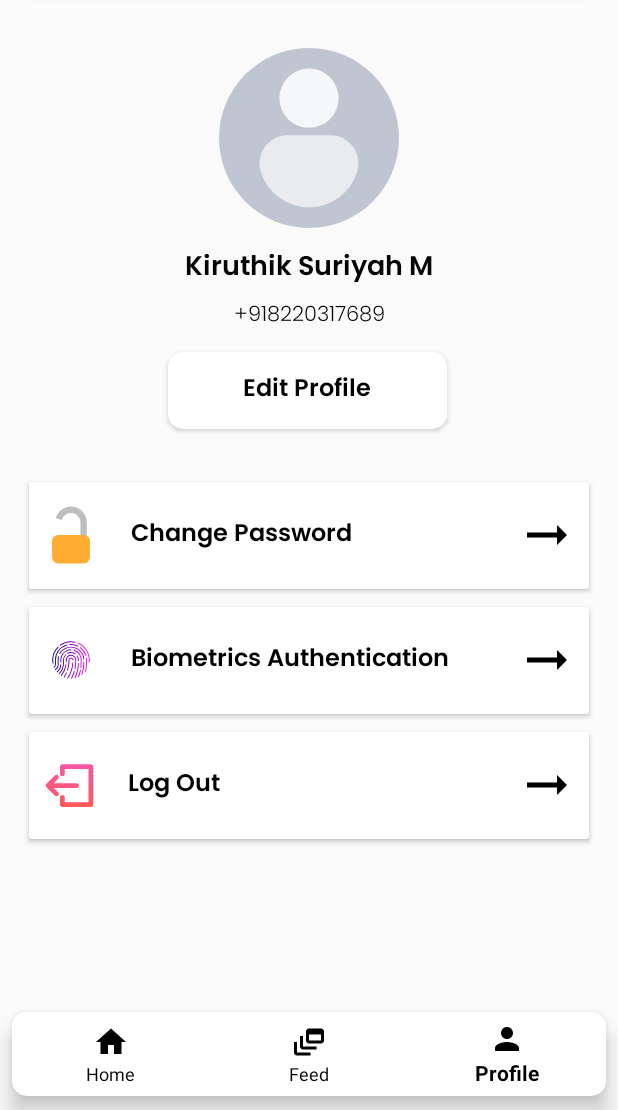
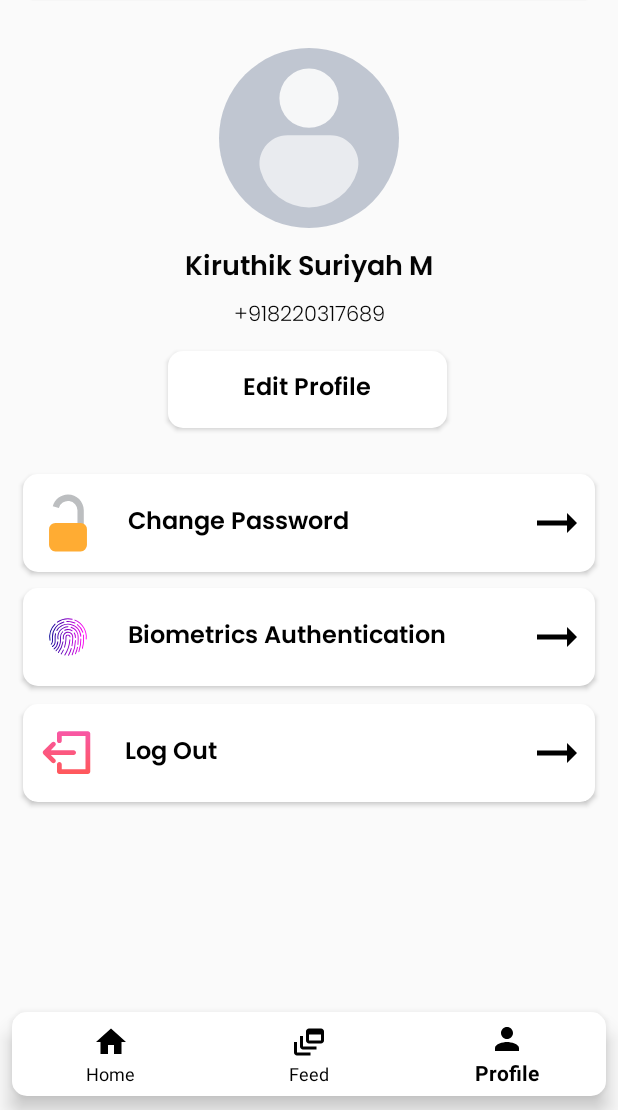
Before and after one commit to Kiruthik-coder/SecureSphere, an Android app: the HomeFragment screen opened directly, with no data from a screen before it, item 3 of the bottom bar chosen, on a phone screen of 412 x 824 dp, the part 126-1236 px from its top. Run offline under Robolectric (Android 15) with nearby library versions, the phone set to English and light mode, and no system bars.

Commit message:
Minor UI Changes

```diff
--- a/app/src/main/res/layout/fragment_profile.xml
+++ b/app/src/main/res/layout/fragment_profile.xml
@@ -59,18 +59,21 @@
             app:layout_constraintHorizontal_bias="0.497"
             app:layout_constraintStart_toStartOf="parent"
             app:layout_constraintTop_toBottomOf="@+id/textView13"
-            app:layout_constraintVertical_bias="0.148" />
+            app:layout_constraintVertical_bias="0.0" />
 
         <Button
             android:id="@+id/p1b4"
             android:layout_width="match_parent"
-            android:layout_height="83dp"
+            android:layout_height="65dp"
             android:layout_marginLeft="15dp"
             android:layout_marginRight="15dp"
+            android:background="@drawable/button_backgroud"
             android:backgroundTint="#FFFFFF"
             android:drawableLeft="@drawable/lock"
             android:drawableRight="@drawable/baseline_arrow_right_alt_24"
             android:drawablePadding="20dp"
+            android:paddingLeft="10dip"
+            android:paddingRight="5dp"
             android:fontFamily="@font/poppins_semibold"
             android:gravity="left|center"
             android:text="Change Password"
@@ -86,48 +89,54 @@
         <Button
             android:id="@+id/p1b5"
             android:layout_width="match_parent"
-            android:layout_height="83dp"
+            android:layout_height="65dp"
             android:layout_marginLeft="15dp"
             android:layout_marginRight="15dp"
+            android:background="@drawable/button_backgroud"
             android:backgroundTint="#FFFFFF"
             android:drawableLeft="@drawable/fingerprint"
             android:drawableRight="@drawable/baseline_arrow_right_alt_24"
             android:drawablePadding="20dp"
             android:fontFamily="@font/poppins_semibold"
             android:gravity="left|center"
+            android:paddingLeft="10dip"
+            android:paddingRight="5dp"
             android:text="Biometrics Authentication"
             android:textAllCaps="false"
             android:textColor="#000000"
             android:textSize="16sp"
             app:layout_constraintBottom_toBottomOf="parent"
             app:layout_constraintEnd_toEndOf="parent"
-            app:layout_constraintHorizontal_bias="0.533"
+            app:layout_constraintHorizontal_bias="0.551"
             app:layout_constraintStart_toStartOf="parent"
             app:layout_constraintTop_toBottomOf="@+id/p1b4"
-            app:layout_constraintVertical_bias="0.0" />
+            app:layout_constraintVertical_bias="0.045" />
 
         <Button
             android:id="@+id/p1b6"
             android:layout_width="match_parent"
-            android:layout_height="83dp"
+            android:layout_height="65dp"
             android:layout_marginLeft="15dp"
             android:layout_marginRight="15dp"
+            android:background="@drawable/button_backgroud"
             android:backgroundTint="#FFFFFF"
             android:drawableLeft="@drawable/logout"
             android:drawableRight="@drawable/baseline_arrow_right_alt_24"
             android:drawablePadding="20dp"
             android:fontFamily="@font/poppins_semibold"
             android:gravity="left|center"
+            android:paddingLeft="10dip"
+            android:paddingRight="5dp"
             android:text="Log Out"
             android:textAllCaps="false"
             android:textColor="#000000"
             android:textSize="16sp"
             app:layout_constraintBottom_toBottomOf="parent"
             app:layout_constraintEnd_toEndOf="parent"
-            app:layout_constraintHorizontal_bias="0.466"
+            app:layout_constraintHorizontal_bias="0.517"
             app:layout_constraintStart_toStartOf="parent"
             app:layout_constraintTop_toBottomOf="@+id/p1b5"
-            app:layout_constraintVertical_bias="0.0" />
+            app:layout_constraintVertical_bias="0.072" />
 
         <ImageButton
             android:id="@+id/imageButton2"
```
Also changed, not shown: app/src/main/res/layout/fragment_home.xml (+14 -14 lines).
